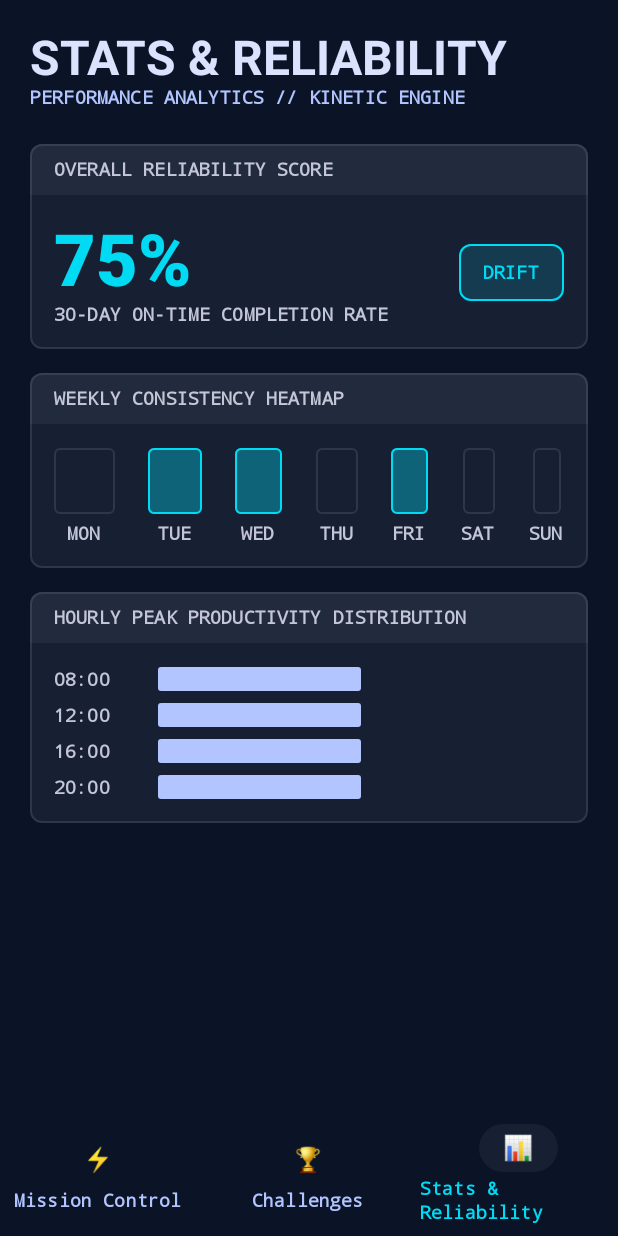
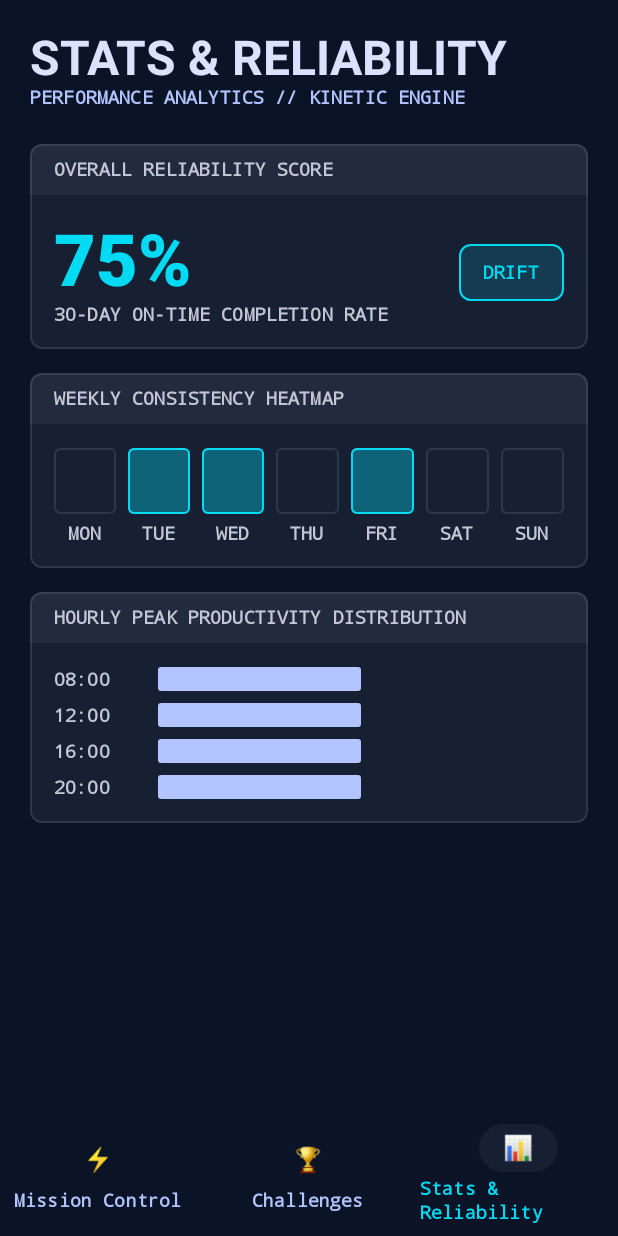
Before and after one commit to Razsk/android-actions, an Android app built with Jetpack Compose: the screen it shows after launch (MainActivity), item 3 of the bottom bar chosen, on a phone screen of 412 x 824 dp. Run offline under Robolectric (Android 15) with nearby library versions, the phone set to English and light mode, and no system bars; our stand-ins replace Navigation 3, Room's generated code.

Commit message:
fix: set daily columns in Weekly Consistency Heatmap to equal width using weight(1f)

```diff
--- a/app/src/main/java/com/example/androidactions/ui/stats/StatsScreen.kt
+++ b/app/src/main/java/com/example/androidactions/ui/stats/StatsScreen.kt
@@ -119,16 +119,17 @@ internal fun StatsDashboardContent(
         HudCard(title = "WEEKLY CONSISTENCY HEATMAP") {
             Row(
                 modifier = Modifier.fillMaxWidth(),
-                horizontalArrangement = Arrangement.SpaceBetween
+                horizontalArrangement = Arrangement.spacedBy(8.dp)
             ) {
                 stats.weeklyConsistency.forEach { daily ->
                     Column(
+                        modifier = Modifier.weight(1f),
                         horizontalAlignment = Alignment.CenterHorizontally,
                         verticalArrangement = Arrangement.spacedBy(6.dp)
                     ) {
                         Box(
                             modifier = Modifier
-                                .fillMaxWidth(0.12f)
+                                .fillMaxWidth()
                                 .height(44.dp)
                                 .background(
                                     if (daily.intensityFraction > 0f) CyberCyan.copy(alpha = 0.2f + (daily.intensityFraction * 0.8f)) else SurfaceContainer,
```
